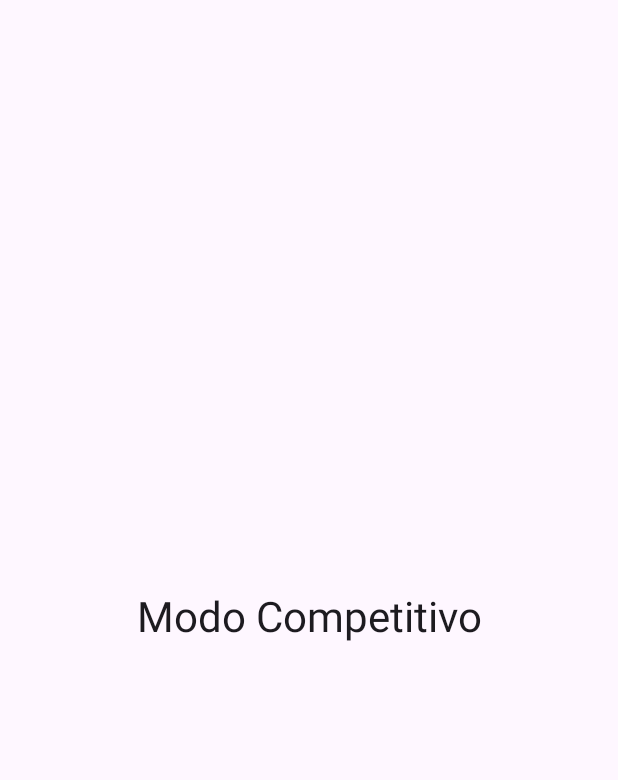
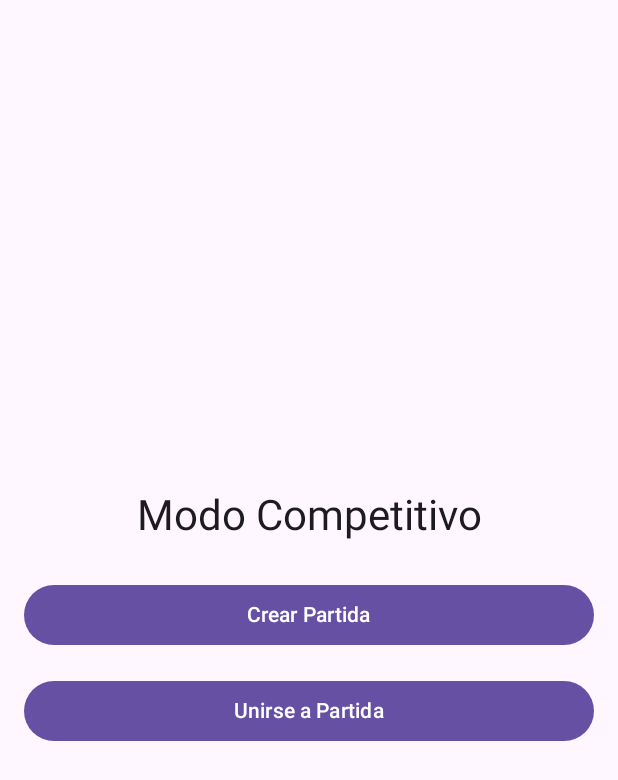
Before and after one commit to vasilon/GameGlish, an Android app built with Jetpack Compose: the ModoCompetitivoScreen screen opened through its navigation route, on a phone screen of 412 x 824 dp. Shown: the top 780 px of the screen. Run offline under Robolectric (Android 15) with nearby library versions, the phone set to English and light mode, and no system bars; our stand-ins replace Firebase (no records; nobody signed in at launch, a user with empty details on screens opened directly).

Commit message:
6.0 Comienzo de modo competitivo con Crear sala(host) y unir sala(cliente)

```diff
--- a/app/src/main/java/com/example/gameglish/ui/navigation/NavGraph.kt
+++ b/app/src/main/java/com/example/gameglish/ui/navigation/NavGraph.kt
@@ -20,6 +20,9 @@ sealed class Screen(val route: String) {
     object Home : Screen("home")
     object ModoIndividual : Screen("modo_individual")
     object ModoCompetitivo : Screen("modo_competitivo")
+    object HostGame : Screen("host_game")
+    object JoinGame : Screen("join_game")
+    object CompetitiveGame : Screen("competitive_game")
     object Settings : Screen("settings")
     object Register : Screen("register")
     object Statistics : Screen("stats")
@@ -81,7 +84,22 @@ fun GameGlishNavHost(
             HomeScreen(navController = navController)
         }
         composable(Screen.ModoCompetitivo.route) {
-            ModoCompetitivoScreen()
+            ModoCompetitivoScreen(
+                navController = navController,
+                onHostGame = { navController.navigate(Screen.HostGame.route) },
+                onJoinGame = { navController.navigate(Screen.JoinGame.route) }
+            )
+        }
+        composable(Screen.HostGame.route) {
+            // Pantalla para crear la partida, donde se invoca RepositoryCompetitivo.createGame
+            HostGameScreen(navController = navController)
+        }
+        composable(Screen.JoinGame.route) {
+            // Pantalla para unirse a una partida, por ejemplo, con un campo para ingresar el código de partida
+            JoinGameScreen(navController = navController)
+        }
+        composable(Screen.CompetitiveGame.route) {
+            CompetitiveGameScreen(navController = navController)
         }
         composable(Screen.Settings.route) {
             SettingsScreen()
--- a/app/src/main/java/com/example/gameglish/ui/view/GlobalRankingScreen.kt
+++ b/app/src/main/java/com/example/gameglish/ui/view/GlobalRankingScreen.kt
@@ -1,4 +1,4 @@
-// File: app/src/main/java/com/example/gameglish/ui/view/GlobalRankingScreen.kt
+//GlobalRankingScreen.kt
 package com.example.gameglish.ui.view
 
 import androidx.compose.foundation.layout.Arrangement
@@ -23,7 +23,6 @@ import androidx.compose.ui.Modifier
 import androidx.compose.ui.res.painterResource
 import androidx.compose.ui.unit.dp
 import androidx.compose.material3.ExperimentalMaterial3Api
-import androidx.compose.material3.MaterialTheme
 import androidx.compose.ui.platform.LocalContext
 import android.util.Log
 import androidx.compose.runtime.Composable
--- a/app/src/main/java/com/example/gameglish/ui/view/ModoCompetitivoScreen.kt
+++ b/app/src/main/java/com/example/gameglish/ui/view/ModoCompetitivoScreen.kt
@@ -1,4 +1,3 @@
-
 package com.example.gameglish.ui.view
 
 import androidx.compose.foundation.layout.*
@@ -7,9 +6,14 @@ import androidx.compose.runtime.Composable
 import androidx.compose.ui.Alignment
 import androidx.compose.ui.Modifier
 import androidx.compose.ui.unit.dp
+import androidx.navigation.NavController
 
 @Composable
-fun ModoCompetitivoScreen() {
+fun ModoCompetitivoScreen(
+    navController: NavController,
+    onHostGame: () -> Unit,
+    onJoinGame: () -> Unit
+) {
     Column(
         modifier = Modifier
             .fillMaxSize()
@@ -18,6 +22,21 @@ fun ModoCompetitivoScreen() {
         verticalArrangement = Arrangement.Center
     ) {
         Text("Modo Competitivo", style = MaterialTheme.typography.headlineMedium)
-
+        Spacer(modifier = Modifier.height(24.dp))
+        // Botón para crear una partida (hostear)
+        Button(
+            onClick = onHostGame,
+            modifier = Modifier.fillMaxWidth()
+        ) {
+            Text("Crear Partida")
+        }
+        Spacer(modifier = Modifier.height(16.dp))
+        // Botón para unirse a una partida existente
+        Button(
+            onClick = onJoinGame,
+            modifier = Modifier.fillMaxWidth()
+        ) {
+            Text("Unirse a Partida")
+        }
     }
 }
```
Also changed, not shown: app/src/main/java/com/example/gameglish/data/model/CompetitiveGame.kt (added, +12 -0 lines), app/src/main/java/com/example/gameglish/data/repository/RepositoryCompetitivo.kt (added, +26 -0 lines), app/src/main/java/com/example/gameglish/ui/view/CompetitiveGameScreen.kt (added, +28 -0 lines), app/src/main/java/com/example/gameglish/ui/view/HomeGameScreen.kt (added, +51 -0 lines), app/src/main/java/com/example/gameglish/ui/view/JoinGameScreen.kt (added, +61 -0 lines), app/src/main/java/com/example/gameglish/ui/viewmodel/CompetitiveViewModel.kt (added, +36 -0 lines).
